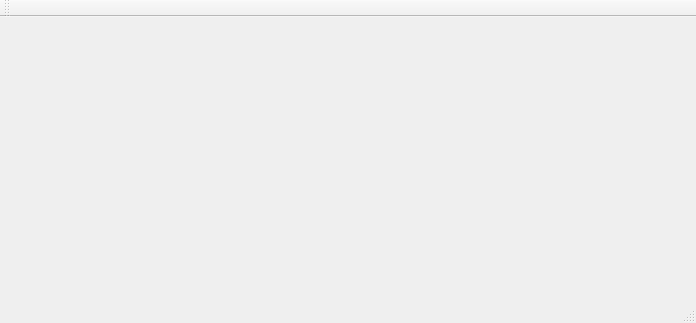
First picture: the form in gui/mainwindow.ui, repository quepas/BodyOfYours, before the edit.
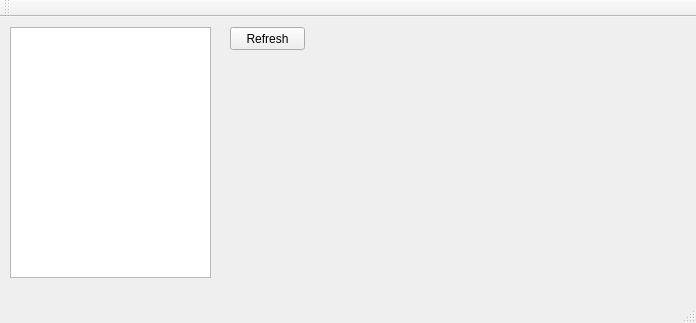
Second picture: the form after the edit.

Commit message: Adding tree view with scans data.

The edit to the form file:
```diff
--- a/gui/mainwindow.ui
+++ b/gui/mainwindow.ui
@@ -13,7 +13,31 @@
   <property name="windowTitle">
    <string>MainWindow</string>
   </property>
-  <widget class="QWidget" name="centralWidget"/>
+  <widget class="QWidget" name="centralWidget">
+   <widget class="QTreeView" name="scansTree">
+    <property name="geometry">
+     <rect>
+      <x>10</x>
+      <y>10</y>
+      <width>201</width>
+      <height>251</height>
+     </rect>
+    </property>
+   </widget>
+   <widget class="QPushButton" name="refreshScansTreeButton">
+    <property name="geometry">
+     <rect>
+      <x>230</x>
+      <y>10</y>
+      <width>75</width>
+      <height>23</height>
+     </rect>
+    </property>
+    <property name="text">
+     <string>Refresh</string>
+    </property>
+   </widget>
+  </widget>
   <widget class="QMenuBar" name="menuBar">
    <property name="geometry">
     <rect>
```
The commit also changes 3 other files.
